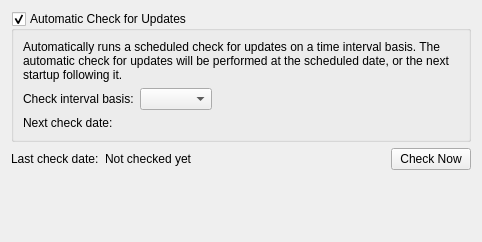
Qt form src/plugins/updateinfo/settingspage.ui (qt-creator/qt-creator) before a commit.
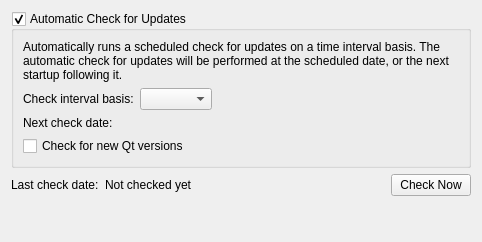
The same form after that commit.

Commit message: UpdateInfo: (Optionally) Inform user about new Qt versions

Patch:
```diff
--- a/src/plugins/updateinfo/settingspage.ui
+++ b/src/plugins/updateinfo/settingspage.ui
@@ -83,6 +83,13 @@
         </property>
        </widget>
       </item>
+      <item row="3" column="0" colspan="3">
+       <widget class="QCheckBox" name="m_checkForNewQtVersions">
+        <property name="text">
+         <string>Check for new Qt versions</string>
+        </property>
+       </widget>
+      </item>
      </layout>
     </widget>
    </item>
@@ -135,6 +142,12 @@
      <property name="orientation">
       <enum>Qt::Vertical</enum>
      </property>
+     <property name="sizeHint" stdset="0">
+      <size>
+       <width>0</width>
+       <height>0</height>
+      </size>
+     </property>
     </spacer>
    </item>
   </layout>
```
Left out of the diff: 28 changed lines with no effect on the pictures. The commit also changes 3 other files.
